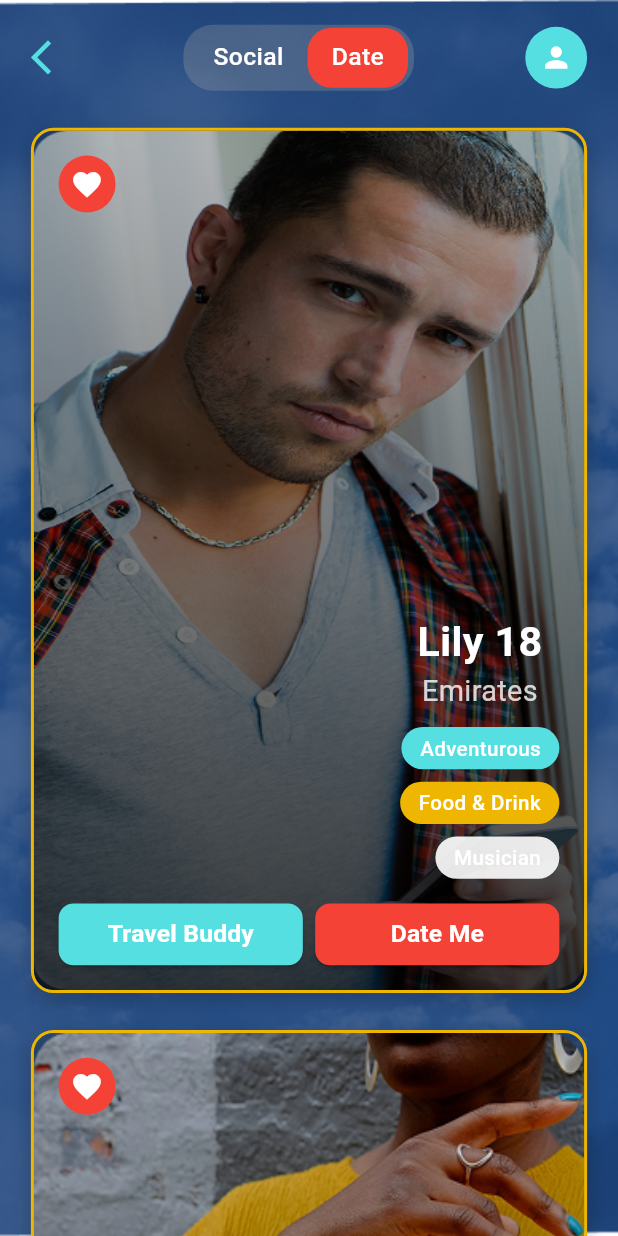
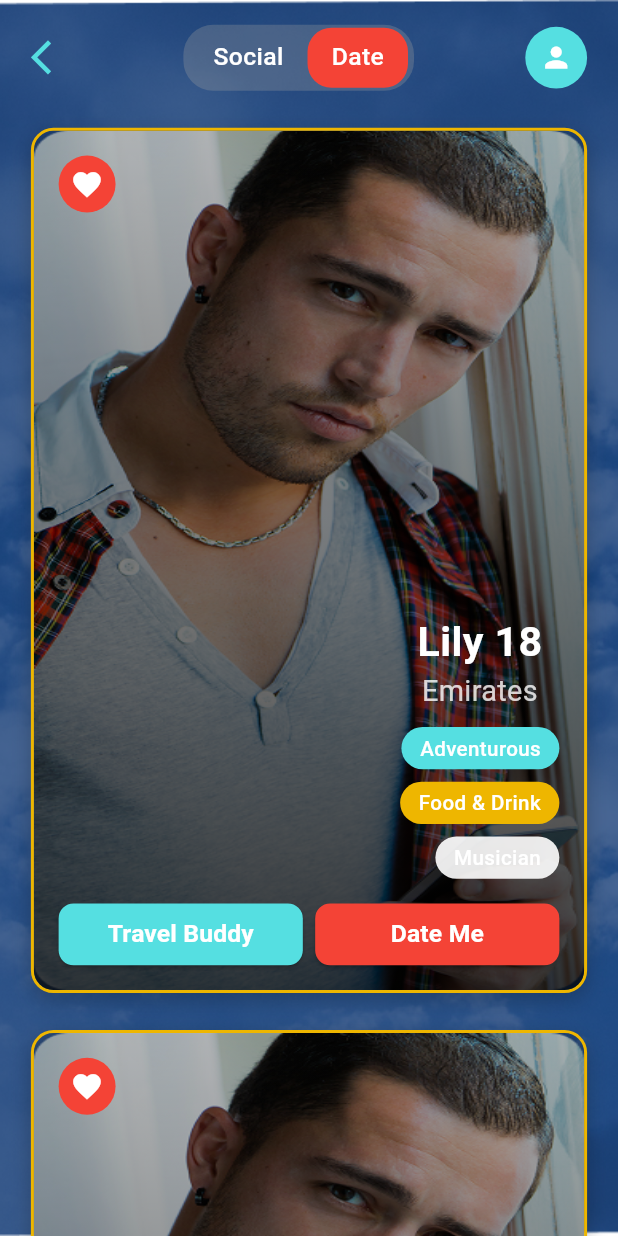
Before and after one commit to jasonapp2244/flyconnect, a Flutter app: the ProfileSwipeScreen screen opened directly, on a phone screen of 412 x 824 dp. Run offline on Flutter 3.47's test engine with Material 3 defaults, Android fonts, the phone set to English and light mode, and no system bars; our stand-ins replace flutter_svg, flutter_switch, font_awesome_flutter; project files that could hold a hidden picture were left out.

Commit message:
push code

```diff
--- a/lib/main.dart
+++ b/lib/main.dart
@@ -1,14 +1,13 @@
 import 'package:flutter/material.dart';
 import 'package:flyconnect/routes/apppages.dart';
 import 'package:flyconnect/routes/routes.dart';
-import 'package:flyconnect/screens/testreel.dart';
 
 void main() {
   runApp(
     MaterialApp(
-      // initialRoute: Routes.splash,
-     // routes: Appages.routes,
-   home: ReelsScreen(),
+      initialRoute: Routes.splash,
+      routes: Appages.routes,
+
       debugShowCheckedModeBanner: false,
     ),
   );
--- a/lib/screens/profile_swipe_screen.dart
+++ b/lib/screens/profile_swipe_screen.dart
@@ -22,7 +22,11 @@ class _ProfileSwipeScreenState extends State<ProfileSwipeScreen>
   int _currentPage = 0;
   Timer? _timer;
   AnimationController? _progressController;
-  var profileImages = ['assets/images/david.png','assets/images/joly.png','assets/images/david_avatar.png'];
+  var profileImages = [
+    'assets/images/david.png',
+    'assets/images/joly.png',
+    'assets/images/david_avatar.png',
+  ];
   @override
   void initState() {
     super.initState();
@@ -73,7 +77,13 @@ class _ProfileSwipeScreenState extends State<ProfileSwipeScreen>
   Widget build(BuildContext context) {
     Responsive.init(context);
     return SafeArea(
-      child: Stack(
+      child: PageView.builder(
+        controller: _pageController,
+        scrollDirection: Axis.vertical,
+        onPageChanged: _onPageChanged,
+        itemCount: profileImages.length,
+        itemBuilder: (context, index) {
+          return Stack(
             children: [
               Positioned.fill(
                 child: Image.asset(
@@ -95,7 +105,7 @@ class _ProfileSwipeScreenState extends State<ProfileSwipeScreen>
                       children: [
                         _buildHeader(),
                         SizedBox(height: Responsive.h(3)),
-                    _buildProfileCardsStack(),
+                        _buildProfileCardsStack(profileImages[index]),
                         SizedBox(height: Responsive.h(4)),
                         _buildInterestsSection(),
                       ],
@@ -104,6 +114,8 @@ class _ProfileSwipeScreenState extends State<ProfileSwipeScreen>
                 ),
               ),
             ],
+          );
+        },
       ),
     );
   }
@@ -185,27 +197,27 @@ class _ProfileSwipeScreenState extends State<ProfileSwipeScreen>
   }
 
   /// ✅ Updated to show profile cards vertically
-  Widget _buildProfileCardsStack() {
+  Widget _buildProfileCardsStack(String profileImages) {
     return Column(
       children: [
         _buildProfileCard(
           name: 'Lily 18',
           airline: 'Emirates',
-          imagePath: 'assets/images/david.png',
+          imagePath: profileImages,
           tags: ['Adventurous', 'Food & Drink', 'Musician'],
         ),
         SizedBox(height: Responsive.h(3)),
         _buildProfileCard(
           name: 'Joly 32',
           airline: 'flydubai',
-          imagePath: 'assets/images/joly.png',
+          imagePath: profileImages,
           tags: ['Adventurous', 'Food & Drink', 'Musician'],
         ),
         SizedBox(height: Responsive.h(3)),
         _buildProfileCard(
           name: 'David 42',
           airline: 'Air Arabia',
-          imagePath: 'assets/images/david_avatar.png',
+          imagePath: profileImages,
           tags: ['Adventurous', 'Food & Drink', 'Hiking'],
         ),
       ],
```
Lines whose indentation alone changed are shown as unchanged.
